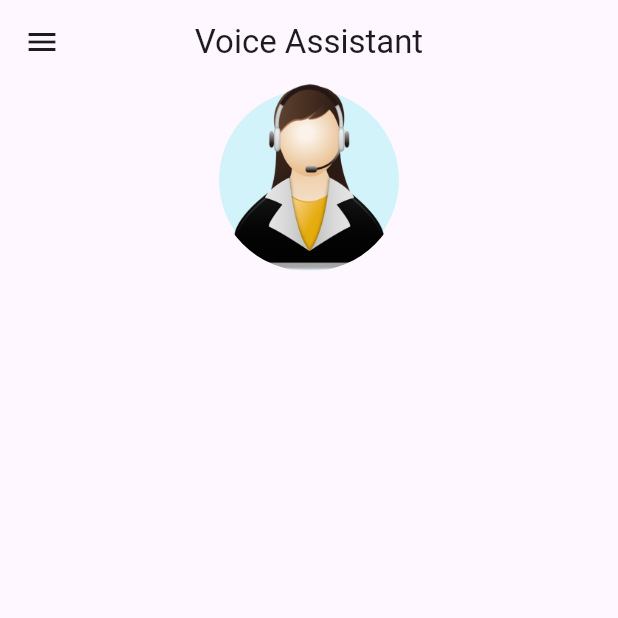
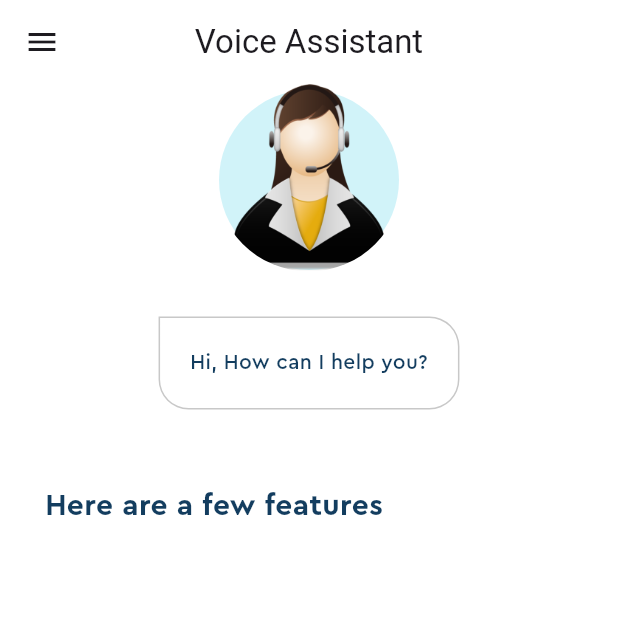
Before and after one commit to duyguerogluu/voice_assistant, a Flutter app: the screen it shows after launch, on a phone screen of 412 x 824 dp, the top half of it. Run offline on Flutter 3.47's test engine with Material 3 defaults, Android fonts, the phone set to English and light mode, and no system bars.

Commit message:
homepage style

```diff
--- a/lib/home_page.dart
+++ b/lib/home_page.dart
@@ -1,5 +1,4 @@
 import 'package:flutter/material.dart';
-import 'package:voice_assistant/colors.dart';
 import 'package:voice_assistant/mycolor.dart';
 
 class HomePage extends StatefulWidget {
@@ -20,7 +19,71 @@ class _HomePageState extends State<HomePage> {
       ),
       body: Column(
         children: [
-          Stack(
+          const Virtualicon(),
+          const AskText(),
+          Container(
+            padding: const EdgeInsets.all(10),
+            alignment: Alignment.centerLeft,
+            margin: const EdgeInsets.only(top: 10, left: 20),
+            child: const Text(
+              'Here are a few features',
+              style: TextStyle(
+                fontFamily: 'Cera Pro',
+                color: MyColor.mainFontColor,
+                fontSize: 20,
+                fontWeight: FontWeight.bold,
+              ),
+            ),
+          ),
+        ],
+      ),
+    );
+  }
+}
+
+class AskText extends StatelessWidget {
+  const AskText({
+    super.key,
+  });
+
+  @override
+  Widget build(BuildContext context) {
+    return Container(
+      margin: const EdgeInsets.symmetric(horizontal: 40, vertical: 30),
+      padding: const EdgeInsets.symmetric(
+        horizontal: 20,
+        vertical: 10,
+      ),
+      decoration: BoxDecoration(
+        border: Border.all(
+          color: MyColor.borderColor,
+        ),
+        borderRadius: BorderRadius.circular(20).copyWith(
+          topLeft: Radius.zero,
+        ),
+      ),
+      child: const Padding(
+        padding: EdgeInsets.symmetric(vertical: 10.0),
+        child: Text(
+          'Hi, How can I help you?',
+          style: TextStyle(
+            color: MyColor.mainFontColor,
+            fontFamily: 'Cera Pro',
+          ),
+        ),
+      ),
+    );
+  }
+}
+
+class Virtualicon extends StatelessWidget {
+  const Virtualicon({
+    super.key,
+  });
+
+  @override
+  Widget build(BuildContext context) {
+    return Stack(
       children: [
         Center(
           child: Container(
@@ -43,9 +106,6 @@ class _HomePageState extends State<HomePage> {
               ))),
         ),
       ],
-          ),
-        ],
-      ),
     );
   }
 }
--- a/lib/main.dart
+++ b/lib/main.dart
@@ -1,6 +1,6 @@
 import 'package:flutter/material.dart';
-import 'package:voice_assistant/colors.dart';
 import 'package:voice_assistant/home_page.dart';
+import 'package:voice_assistant/mycolor.dart';
 
 void main() {
   runApp(const MyApp());
@@ -16,9 +16,9 @@ class MyApp extends StatelessWidget {
       debugShowCheckedModeBanner: false,
       title: 'Voice Assistant',
       theme: ThemeData.light(useMaterial3: true).copyWith(
-          scaffoldBackgroundColor: Mycolor.whiteColor,
+          scaffoldBackgroundColor: MyColor.whiteColor,
           appBarTheme: const AppBarTheme(
-            backgroundColor: Mycolor.whiteColor,
+            backgroundColor: MyColor.whiteColor,
           )),
       home: const HomePage(),
     );
```
Lines whose indentation alone changed are shown as unchanged.
